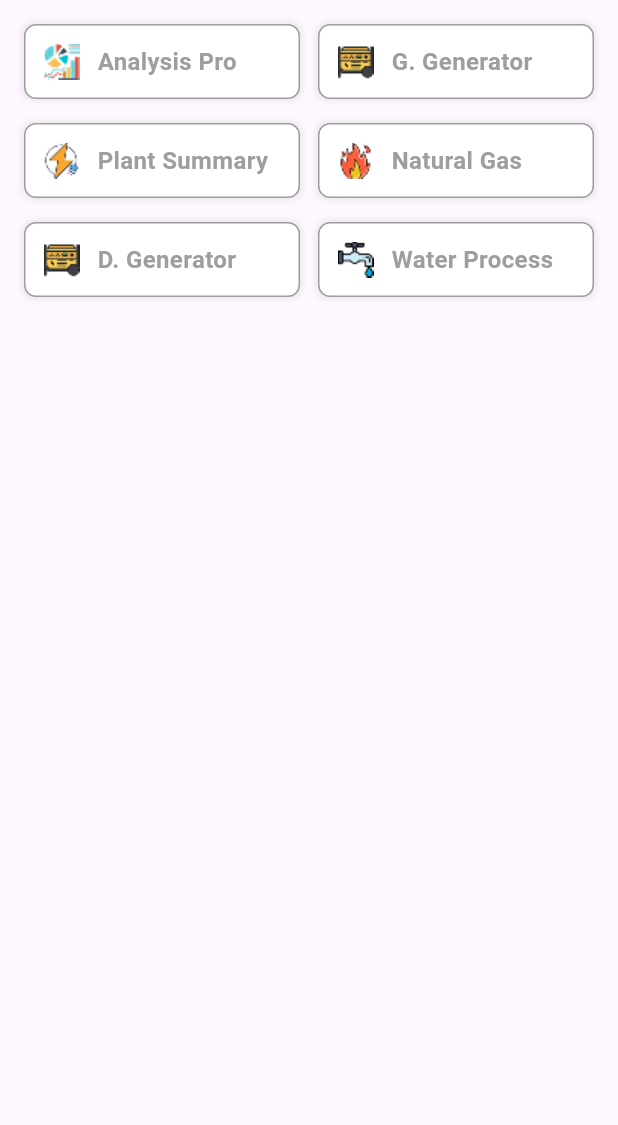
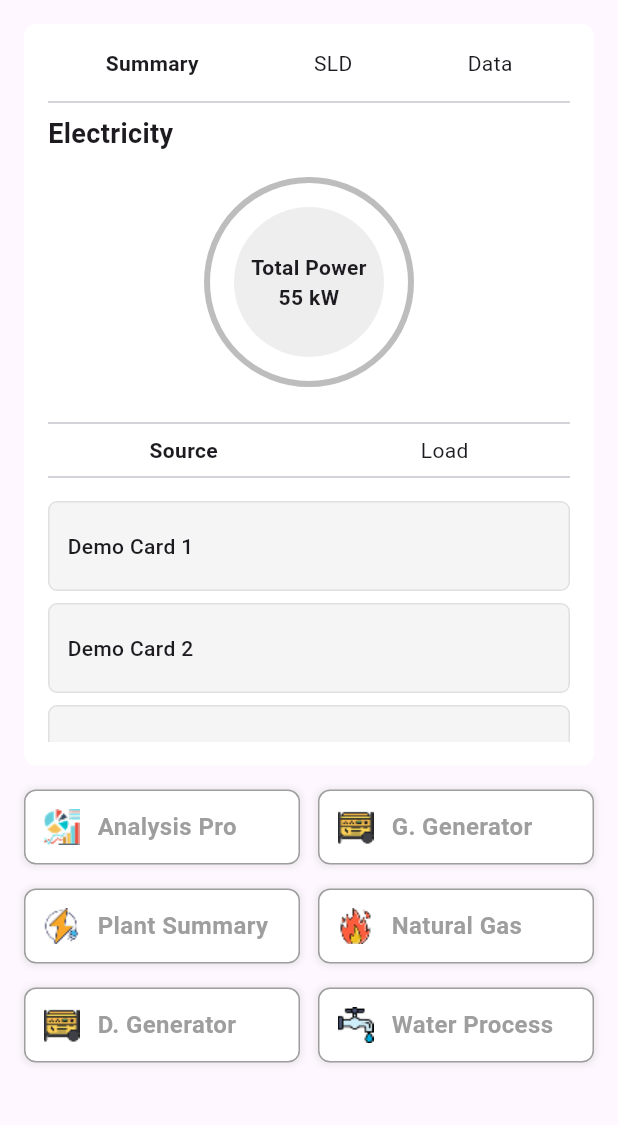
Before and after one commit to kbone1997/scuba_task_app, a Flutter app: the HomePage screen opened by its route, on a phone screen of 412 x 824 dp, the part 84-1209 px from its top. Run offline on Flutter 3.47's test engine with Material 3 defaults, Android fonts, the phone set to English and light mode, and no system bars; our stand-ins replace flutter_svg.

Commit message:
added all the pages

```diff
--- a/lib/detail_page.dart
+++ b/lib/detail_page.dart
@@ -1,5 +1,4 @@
 import 'package:flutter/material.dart';
-import 'package:flutter_svg/svg.dart';
 import 'widgets/custom_app_bar.dart';
 
 class DetailPage extends StatelessWidget {
--- a/lib/home_page.dart
+++ b/lib/home_page.dart
@@ -1,4 +1,5 @@
 import 'package:flutter/material.dart';
+import 'package:scube_task_app/widgets/electricity_widget.dart';
 import 'widgets/custom_app_bar.dart';
 import 'widgets/custom_card_widget.dart';
 import 'detail_page.dart';
@@ -21,14 +22,15 @@ class HomePage extends StatelessWidget {
           );
         },
       ),
-      body: Padding(
+      body: SingleChildScrollView(
+        child: Padding(
           padding: const EdgeInsets.all(16.0),
           child: Column(
             children: [
-            // Cards in rows - 2 per row
-            Expanded(
-              child: Column(
-                children: [
+              const ElectricityWidget(),
+
+              const SizedBox(height: 16),
+
               // Row 1
               Row(
                 children: [
@@ -142,8 +144,6 @@ class HomePage extends StatelessWidget {
             ],
           ),
         ),
-          ],
-        ),
       ),
     );
   }
--- /dev/null
+++ b/lib/widgets/electricity_widget.dart
@@ -0,0 +1,124 @@
+import 'package:flutter/material.dart';
+import 'package:scube_task_app/electricity_dashboard_part.dart';
+
+class ElectricityWidget extends StatelessWidget {
+  const ElectricityWidget({super.key});
+
+  @override
+  Widget build(BuildContext context) {
+    final height = MediaQuery.of(context).size.height * 0.6;
+
+    return Container(
+      height: height,
+      width: double.infinity,
+      padding: const EdgeInsets.all(16),
+      decoration: BoxDecoration(
+        color: Colors.white,
+        borderRadius: BorderRadius.circular(8),
+      ),
+      child: Column(
+        crossAxisAlignment: CrossAxisAlignment.start,
+        children: [
+          /// Top Tabs
+          Row(
+            mainAxisAlignment: MainAxisAlignment.spaceAround,
+            children: const [
+              Text('Summary', style: TextStyle(fontWeight: FontWeight.w600)),
+              Text('SLD'),
+              Text('Data'),
+            ],
+          ),
+
+          const SizedBox(height: 8),
+          const Divider(thickness: 1),
+
+          /// Title
+          const Text(
+            'Electricity',
+            style: TextStyle(fontSize: 18, fontWeight: FontWeight.bold),
+          ),
+
+          const SizedBox(height: 16),
+
+          /// Circle Indicator
+          Center(
+            child: Container(
+              width: 140,
+              height: 140,
+              decoration: BoxDecoration(
+                shape: BoxShape.circle,
+                border: Border.all(color: Colors.grey.shade400, width: 4),
+              ),
+              child: Center(
+                child: Container(
+                  width: 100,
+                  height: 100,
+                  decoration: BoxDecoration(
+                    shape: BoxShape.circle,
+                    color: Colors.grey.shade200,
+                  ),
+                  child: const Center(
+                    child: Text(
+                      'Total Power\n55 kW',
+                      textAlign: TextAlign.center,
+                      style: TextStyle(fontWeight: FontWeight.w600),
+                    ),
+                  ),
+                ),
+              ),
+            ),
+          ),
+
+          const SizedBox(height: 16),
+          const Divider(thickness: 1),
+
+          /// Source / Load
+          Row(
+            mainAxisAlignment: MainAxisAlignment.spaceAround,
+            children: const [
+              Text('Source', style: TextStyle(fontWeight: FontWeight.w600)),
+              Text('Load'),
+            ],
+          ),
+
+          const Divider(thickness: 1),
+          const SizedBox(height: 8),
+
+          /// Scrollable Demo Cards
+          Expanded(
+            child: ListView.builder(
+              itemCount: 10,
+              itemBuilder: (context, index) {
+                return GestureDetector(
+                  onTap: () {
+                    Navigator.push(
+                      context,
+                      MaterialPageRoute(
+                        builder: (context) => const EnergyDashboard(),
+                      ),
+                    );
+                  },
+                  child: Container(
+                    height: 60,
+                    margin: const EdgeInsets.only(bottom: 8),
+                    padding: const EdgeInsets.symmetric(horizontal: 12),
+                    decoration: BoxDecoration(
+                      color: Colors.grey.shade100,
+                      borderRadius: BorderRadius.circular(6),
+                      border: Border.all(color: Colors.grey.shade300),
+                    ),
+                    alignment: Alignment.centerLeft,
+                    child: Text(
+                      'Demo Card ${index + 1}',
+                      style: const TextStyle(fontWeight: FontWeight.w500),
+                    ),
+                  ),
+                );
+              },
+            ),
+          ),
+        ],
+      ),
+    );
+  }
+}
```
Also changed, not shown: lib/electricity_dashboard_part.dart (added, +129 -0 lines). Lines whose indentation alone changed are shown as unchanged.
